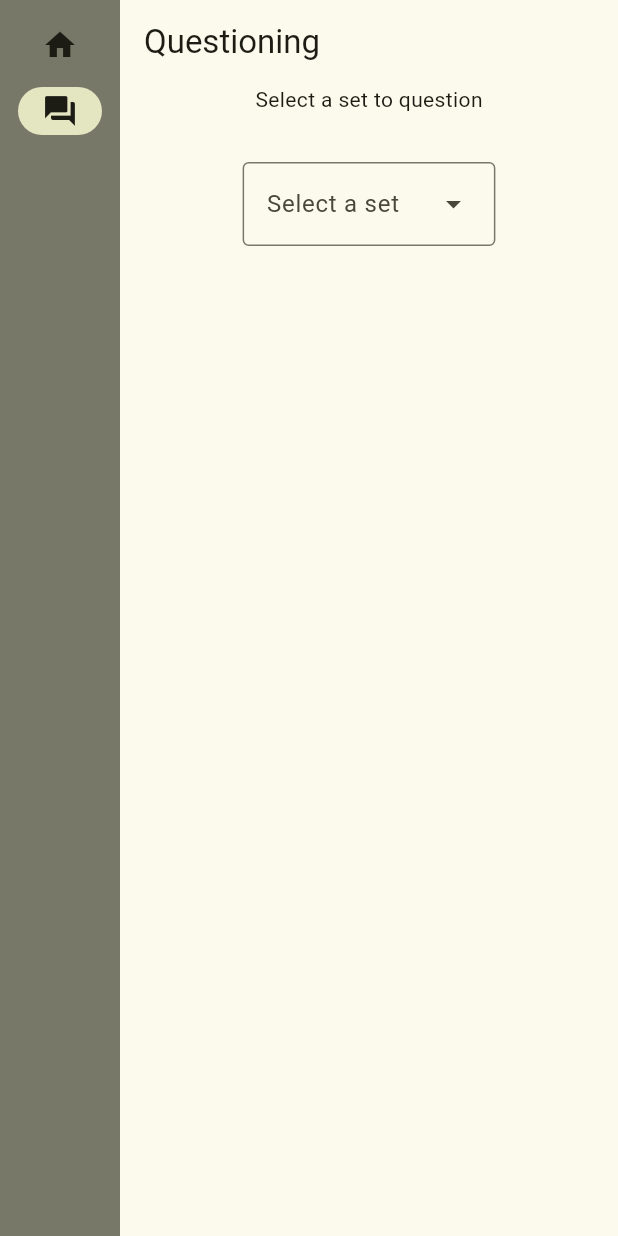
After one commit to LaurensDM/Flutter-flashcards, a Flutter app: the screen it shows after launch, after a tap on "Questioning", on a phone screen of 412 x 824 dp. The commit adds this screen. Run offline on Flutter 3.47's test engine with Material 2 defaults, Android fonts, the phone set to English and light mode, and no system bars; our stand-ins replace hive_flutter; accounts and stored records are empty.

Commit message:
QuestioningPage start

```diff
--- a/lib/screens/HomePage.dart
+++ b/lib/screens/HomePage.dart
@@ -3,6 +3,7 @@
 import 'dart:io';
 
 import 'package:flutter/material.dart';
+import 'package:flutter_flashcards/screens/QuestioningPage.dart';
 import 'package:flutter_flashcards/screens/SetDetails.dart';
 import 'package:hive_flutter/hive_flutter.dart';
 
@@ -24,7 +25,7 @@ class _MyHomePageState extends State<MyHomePage> {
         page = const SetPage();
         break;
       case 1:
-        page = const Placeholder();
+        page = QuestioningPage();
         break;
       default:
         throw UnimplementedError('no widget for $selectedIndex');
@@ -43,14 +44,14 @@ class _MyHomePageState extends State<MyHomePage> {
                       Icons.home,
                       color: Theme.of(context).colorScheme.onBackground,
                     ),
-                    label: Text('Home'),
+                    label: const Text('Home'),
                   ),
                   NavigationRailDestination(
                     icon: Icon(
                       Icons.question_answer,
                       color: Theme.of(context).colorScheme.onBackground,
                     ),
-                    label: Text('Favorites'),
+                    label: const Text('Questioning'),
                   ),
                 ],
                 selectedIndex: selectedIndex,
--- /dev/null
+++ b/lib/screens/QuestioningPage.dart
@@ -0,0 +1,78 @@
+// ignore_for_file: file_names
+
+import 'package:flutter/material.dart';
+import 'package:hive_flutter/hive_flutter.dart';
+
+class QuestioningPage extends StatelessWidget {
+  QuestioningPage({super.key});
+
+  final sets = Hive.box('sets_box').keys.map((key) {
+    final value = Hive.box('sets_box').get(key);
+    return {
+      "key": key,
+      "name": value["name"],
+      "description": value['description'],
+    };
+  });
+
+  @override
+  Widget build(BuildContext context) {
+    // create a dropwdown of a list, when the user selects an item, navigate to the Questioning page and pass the selected item as an argument
+    return Scaffold(
+      appBar: AppBar(
+        title: const Text('Questioning'),
+      ),
+      body: Center(
+        child: Column(
+          children: [
+            const Text('Select a set to question'),
+            const SizedBox(
+              height: 32,
+            ),
+            DropdownMenu<int>(
+              label: const Text('Select a set'),
+              dropdownMenuEntries: [
+                ...sets.map((e) => DropdownMenuEntry<int>(
+                      value: e['key'],
+                      label: (e['name']),
+                    ))
+              ],
+              onSelected: (value) {
+                Navigator.push(
+                  context,
+                  MaterialPageRoute(
+                    builder: (context) => Questioning(
+                      setKey: value,
+                    ),
+                  ),
+                );
+              },
+            ),
+          ],
+        ),
+      ),
+    );
+  }
+}
+
+class Questioning extends StatefulWidget {
+  final int? setKey;
+  const Questioning({this.setKey, super.key});
+
+  @override
+  State<Questioning> createState() => _QuestioningState();
+}
+
+class _QuestioningState extends State<Questioning> {
+  @override
+  Widget build(BuildContext context) {
+    return Scaffold(
+      appBar: AppBar(
+        title: const Text('Questioning'),
+      ),
+      body: const Center(
+        child: Text('Questioning'),
+      ),
+    );
+  }
+}
--- a/lib/screens/SetDetails.dart
+++ b/lib/screens/SetDetails.dart
@@ -1,5 +1,4 @@
 // ignore_for_file: file_names
-import 'dart:io';
 
 import 'package:flutter/material.dart';
 import 'package:hive_flutter/hive_flutter.dart';
```
